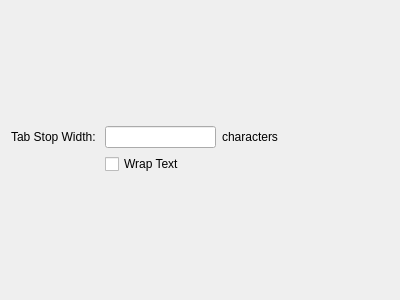
The window that options/editoroptionswidget.ui (PonyEdit/PonyEdit) describes before a commit, drawn with Qt 5.
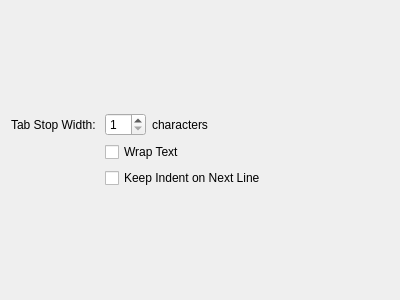
The same window after the commit.

Commit message: New feature: Keep indent on new lines.

```diff
--- a/options/editoroptionswidget.ui
+++ b/options/editoroptionswidget.ui
@@ -21,17 +21,14 @@
      </property>
     </widget>
    </item>
-   <item row="1" column="1">
-    <widget class="QLineEdit" name="tabStopWidth"/>
-   </item>
-   <item row="2" column="1">
+   <item row="2" column="1" colspan="3">
     <widget class="QCheckBox" name="wordWrap">
      <property name="text">
       <string>Wrap Text</string>
      </property>
     </widget>
    </item>
-   <item row="3" column="1">
+   <item row="4" column="1">
     <spacer name="verticalSpacer">
      <property name="orientation">
       <enum>Qt::Vertical</enum>
@@ -77,6 +74,23 @@
      </property>
     </spacer>
    </item>
+   <item row="1" column="1">
+    <widget class="QSpinBox" name="tabStopWidth">
+     <property name="minimum">
+      <number>1</number>
+     </property>
+     <property name="maximum">
+      <number>80</number>
+     </property>
+    </widget>
+   </item>
+   <item row="3" column="1" colspan="3">
+    <widget class="QCheckBox" name="keepIndent">
+     <property name="text">
+      <string>Keep Indent on Next Line</string>
+     </property>
+    </widget>
+   </item>
   </layout>
  </widget>
  <resources/>
```
The commit also changes 5 other files.
